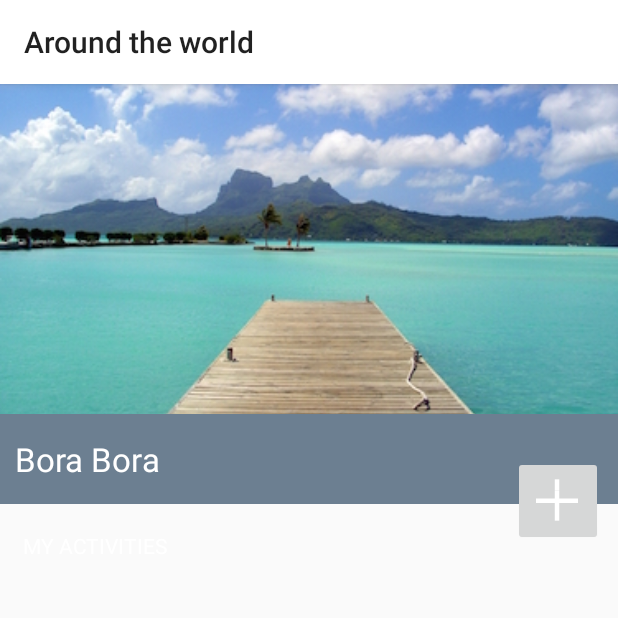
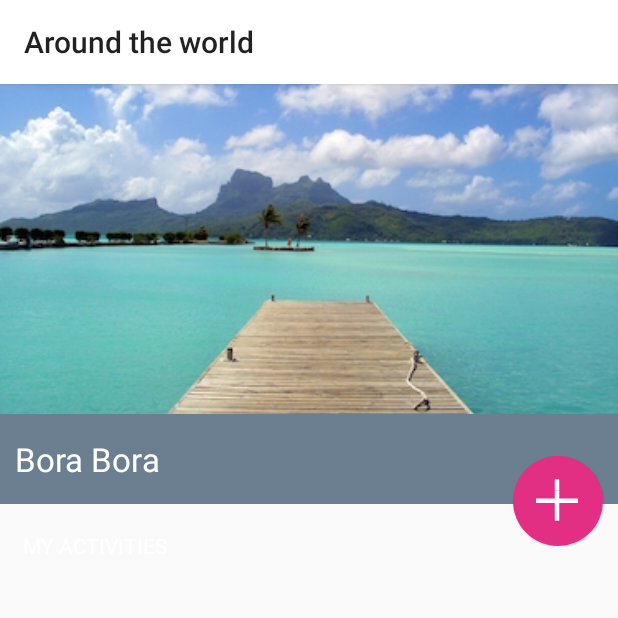
Before and after one commit to vivekchand/around-the-world, an Android app: the DetailActivity screen opened directly, with no data from a screen before it, on a phone screen of 412 x 824 dp, the top half of it. Run offline under Robolectric (Android 15) with nearby library versions, the phone set to English and light mode, and no system bars.

Commit message:
add fab in detail view

```diff
--- /dev/null
+++ b/app/src/main/res/drawable/btn_background.xml
@@ -0,0 +1,8 @@
+<ripple xmlns:android="http://schemas.android.com/apk/res/android"
+    android:color="?android:colorControlHighlight">
+    <item>
+        <shape android:shape="oval">
+            <solid android:color="?android:colorAccent" />
+        </shape>
+    </item>
+</ripple>
--- a/app/src/main/res/layout/activity_detail.xml
+++ b/app/src/main/res/layout/activity_detail.xml
@@ -65,6 +65,7 @@
             android:layout_marginTop="28dp"
             android:contentDescription="@null"
             android:elevation="@dimen/button_elevation"
+            android:background="@drawable/btn_background"
             android:src="@drawable/icn_add" />
 
     </FrameLayout>
```
